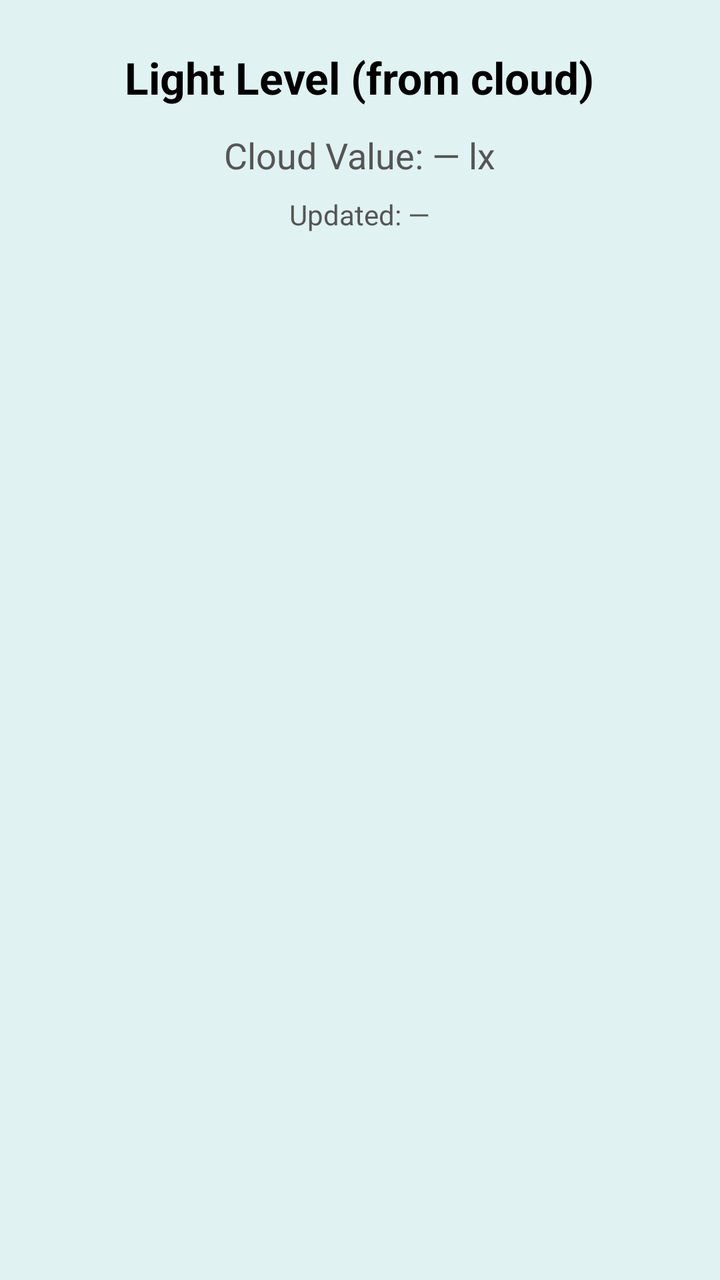
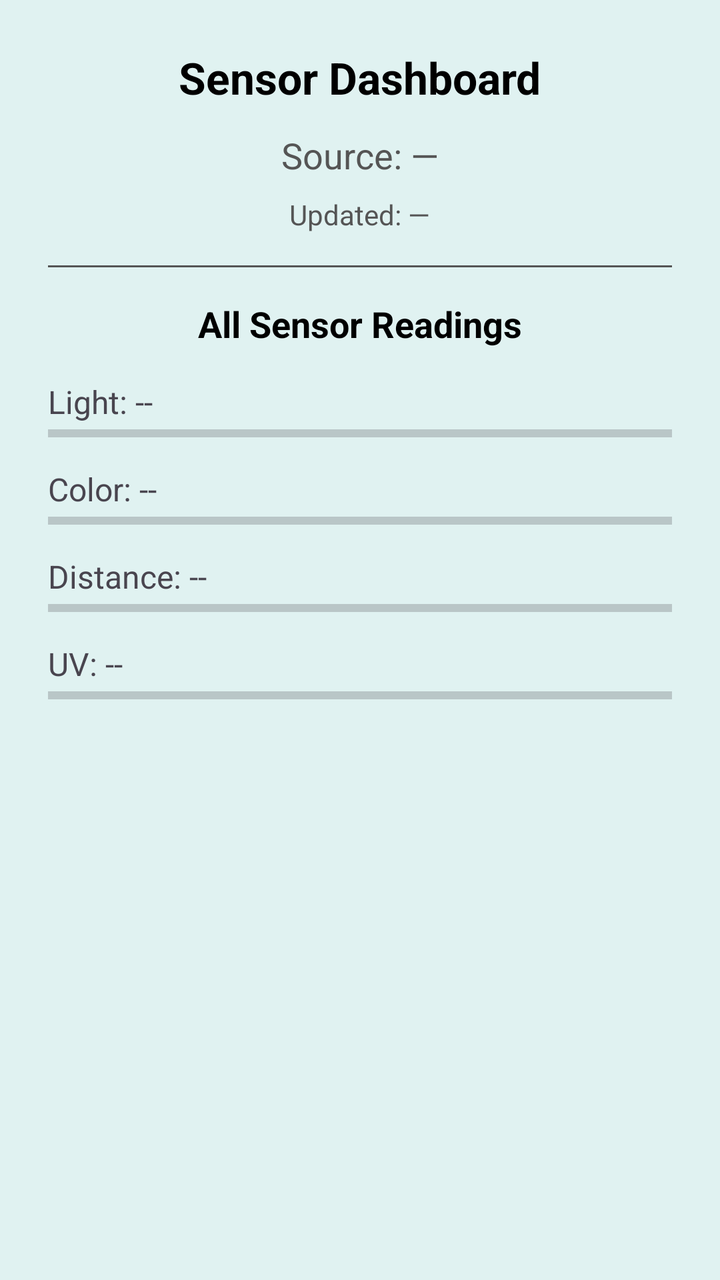

The first picture is an Android layout as it rendered before a commit; the second is the same layout after the commit. The layout source and the unified diff follow.
<!-- AndroidManifest.xml: application theme Theme.SmartAssistiveSystem -->
<!-- res/layout/fragment_sensors.xml -->
<?xml version="1.0" encoding="utf-8"?>
<ScrollView xmlns:android="http://schemas.android.com/apk/res/android"
    android:layout_width="match_parent"
    android:layout_height="match_parent"
    android:background="@color/teal_50"
    android:fillViewport="true">

    <LinearLayout
        android:layout_width="match_parent"
        android:layout_height="wrap_content"
        android:orientation="vertical"
        android:padding="24dp"
        android:gravity="center_horizontal">

        
        <TextView
            android:id="@+id/txtLightValue"
            android:layout_width="wrap_content"
            android:layout_height="wrap_content"
            android:text="Light Level (from cloud)"
            android:textSize="22sp"
            android:textStyle="bold"
            android:textColor="@android:color/black" />

        
        <TextView
            android:id="@+id/txtFromFirebase"
            android:layout_width="wrap_content"
            android:layout_height="wrap_content"
            android:text="Cloud Value: — lx"
            android:textSize="18sp"
            android:textColor="@color/darker_gray"
            android:layout_marginTop="12dp" />

        
        <TextView
            android:id="@+id/txtUpdatedAt"
            android:layout_width="wrap_content"
            android:layout_height="wrap_content"
            android:text="Updated: —"
            android:textSize="14sp"
            android:textColor="@color/dark_gray"
            android:layout_marginTop="8dp" />

        
        <ProgressBar
            android:id="@+id/progress"
            style="?android:attr/progressBarStyleSmall"
            android:layout_width="wrap_content"
            android:layout_height="wrap_content"
            android:layout_marginTop="16dp"
            android:visibility="gone" />

    </LinearLayout>
</ScrollView>
<!-- resources referenced by this layout -->
<resources>
  <color name="dark_gray">#555555</color>
  <color name="darker_gray">#555555</color>
  <color name="teal_50">#E0F2F1</color>
  <style name="Theme.SmartAssistiveSystem" parent="Theme.Material3.DayNight.NoActionBar">
  
          
          <item name="windowActionBar">false</item>
          <item name="windowNoTitle">true</item>
  
          
          <item name="colorPrimary">@color/purple_500</item>
          <item name="colorPrimaryVariant">@color/purple_700</item>
          <item name="colorOnPrimary">@color/white</item>
  
          
          <item name="colorSecondary">@color/teal_200</item>
          <item name="colorOnSecondary">@color/black</item>
  
          
          <item name="android:statusBarColor">?attr/colorPrimaryVariant</item>
  
          
          <item name="actionMenuTextAppearance">@style/ActionMenuTextStyle</item>
      </style>
  <color name="purple_500">#6200EE</color>
  <color name="purple_700">#3700B3</color>
  <color name="white">#FFFFFF</color>
  <color name="teal_200">#03DAC5</color>
  <color name="black">#000000</color>
  <style name="ActionMenuTextStyle" parent="@android:style/TextAppearance.Widget.IconMenu.Item">
          <item name="android:textSize">14sp</item>
          <item name="android:textColor">#FFFFFF</item>
          <item name="android:textAllCaps">false</item>
      </style>
</resources>

<!-- the commit's change to res/layout/fragment_sensors.xml (unified diff, before → after) -->
@@ -17,7 +17,7 @@
             android:id="@+id/txtLightValue"
             android:layout_width="wrap_content"
             android:layout_height="wrap_content"
-            android:text="Light Level (from cloud)"
+            android:text="Sensor Dashboard"
             android:textSize="22sp"
             android:textStyle="bold"
             android:textColor="@android:color/black" />
@@ -27,7 +27,7 @@
             android:id="@+id/txtFromFirebase"
             android:layout_width="wrap_content"
             android:layout_height="wrap_content"
-            android:text="Cloud Value: — lx"
+            android:text="Source: —"
             android:textSize="18sp"
             android:textColor="@color/darker_gray"
             android:layout_marginTop="12dp" />
@@ -51,5 +51,96 @@
             android:layout_marginTop="16dp"
             android:visibility="gone" />
 
+        
+        <View
+            android:layout_width="match_parent"
+            android:layout_height="1dp"
+            android:background="@color/dark_gray"
+            android:layout_marginTop="16dp"
+            android:layout_marginBottom="16dp" />
+
+        
+        <TextView
+            android:id="@+id/txtSensorsTitle"
+            android:layout_width="wrap_content"
+            android:layout_height="wrap_content"
+            android:text="All Sensor Readings"
+            android:textSize="18sp"
+            android:textStyle="bold"
+            android:textColor="@android:color/black"
+            android:layout_marginBottom="12dp" />
+
+        
+        <TextView
+            android:id="@+id/txtSensorLight"
+            android:layout_width="match_parent"
+            android:layout_height="wrap_content"
+            android:text="Light: --"
+            android:textSize="16sp"
+            android:layout_marginTop="4dp" />
+
+        <ProgressBar
+            android:id="@+id/barLight"
+            style="?android:attr/progressBarStyleHorizontal"
+            android:layout_width="match_parent"
+            android:layout_height="10dp"
+            android:max="100"
+            android:progress="0"
+            android:layout_marginBottom="8dp" />
+
+        
+        <TextView
+            android:id="@+id/txtSensorColor"
+            android:layout_width="match_parent"
+            android:layout_height="wrap_content"
+            android:text="Color: --"
+            android:textSize="16sp"
+            android:layout_marginTop="4dp" />
+
+        <ProgressBar
+            android:id="@+id/barColor"
+            style="?android:attr/progressBarStyleHorizontal"
+            android:layout_width="match_parent"
+            android:layout_height="10dp"
+            android:max="100"
+            android:progress="0"
+            android:layout_marginBottom="8dp" />
+
+        
+        <TextView
+            android:id="@+id/txtSensorDistance"
+            android:layout_width="match_parent"
+            android:layout_height="wrap_content"
+            android:text="Distance: --"
+            android:textSize="16sp"
+            android:layout_marginTop="4dp" />
+
+        <ProgressBar
+            android:id="@+id/barDistance"
+            style="?android:attr/progressBarStyleHorizontal"
+            android:layout_width="match_parent"
+            android:layout_height="10dp"
+            android:max="100"
+            android:progress="0"
+            android:layout_marginBottom="8dp" />
+
+        
+        <TextView
+            android:id="@+id/txtSensorUv"
+            android:layout_width="match_parent"
+            android:layout_height="wrap_content"
+            android:text="UV: --"
+            android:textSize="16sp"
+            android:layout_marginTop="4dp" />
+
+        <ProgressBar
+            android:id="@+id/barUV"
+            style="?android:attr/progressBarStyleHorizontal"
+            android:layout_width="match_parent"
+            android:layout_height="10dp"
+            android:max="100"
+            android:progress="0"
+            android:layout_marginBottom="8dp" />
+
     </LinearLayout>
 </ScrollView>
